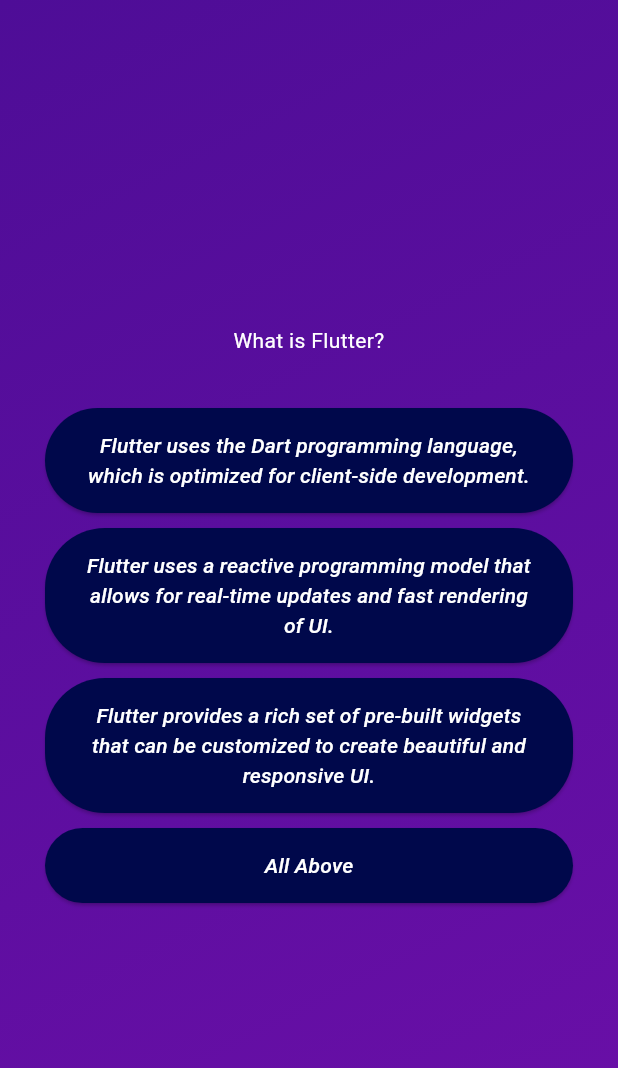
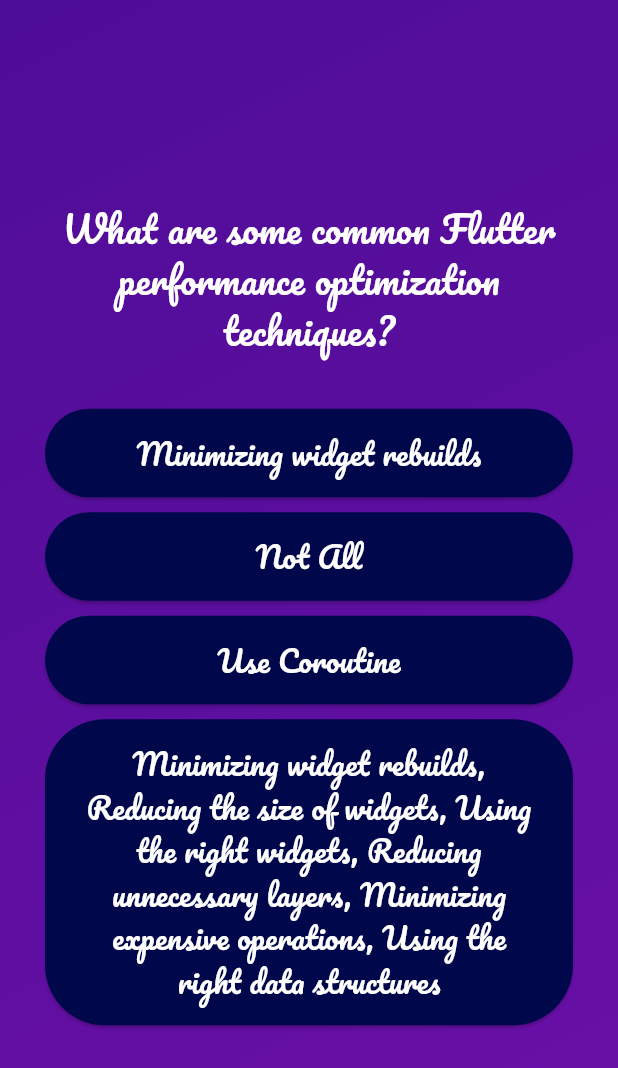
Before and after one commit to DineshkRaja/quiz_app_flutter, a Flutter app: the screen it shows after launch, after a tap on "Start Quiz", after a tap on "Flutter uses the Dart programming langua", on a phone screen of 412 x 824 dp. Shown: the top 1068 px of the screen. Run offline on Flutter 3.47's test engine with Material 3 defaults, Android fonts, the phone set to English and light mode, and no system bars; our stand-ins replace google_fonts; missing offline and left inert: dart:ffi.

Commit message:
Result and Summary screens are added.

```diff
--- a/lib/customWidgets/answer_button.dart
+++ b/lib/customWidgets/answer_button.dart
@@ -1,4 +1,5 @@
 import 'package:flutter/material.dart';
+import 'package:google_fonts/google_fonts.dart';
 
 class AnswerButton extends StatelessWidget {
   const AnswerButton({
@@ -26,7 +27,10 @@ class AnswerButton extends StatelessWidget {
             child: Text(
               answerText,
               textAlign: TextAlign.center,
-              style: const TextStyle(fontStyle: FontStyle.italic),
+              style: GoogleFonts.pacifico(
+                  color: Colors.white,
+                  fontSize: 20,
+                  fontWeight: FontWeight.normal),
             )));
   }
 }
--- a/lib/data/questions.dart
+++ b/lib/data/questions.dart
@@ -2,28 +2,31 @@ import 'package:sample_flutter/models/quiz_questions.dart';
 
 const questions = [
   QuizQuestions('What is Flutter?', [
+    'All',
     'Flutter uses the Dart programming language, which is optimized for client-side development.',
     'Flutter uses a reactive programming model that allows for real-time updates and fast rendering of UI.',
-    'Flutter provides a rich set of pre-built widgets that can be customized to create beautiful and responsive UI.',
-    'All Above'
+    'Flutter provides a rich set of pre-built widgets that can be customized to create beautiful and responsive UI.'
   ]),
-  QuizQuestions('What are some common Flutter performance optimization techniques?', [
+  QuizQuestions(
+      'What are some common Flutter performance optimization techniques?', [
+    'Minimizing widget rebuilds, Reducing the size of widgets, Using the right widgets, Reducing unnecessary layers, Minimizing expensive operations, Using the right data structures',
     'Minimizing widget rebuilds',
-    'Minimizing widget rebuilds, Reducing the size of widgets, Using the right widgets, Reducing unnecessary layers, Minimizing expensive operations, Using the right data structures',
     'Use Coroutine',
-    'None Above All'
+    'Not All'
   ]),
-  QuizQuestions('What is the difference between StatelessWidget and StatefulWidget in Flutter?', [
-    'StatelessWidget is a widget has Jetpack Compose & StatefulWidget is a widget Swift UI',
-    'StatefulWidget is a widget that does not have any mutable state',
-    'StatelessWidget is a widget that does not have any mutable state & StatefulWidget is a widget that has a mutable state',
-    'None Above All'
-  ]),
-  QuizQuestions('How are Flutter UIs built?', [
-    'StatelessWidget is a widget has Jetpack Compose & StatefulWidget is a widget Swift UI',
-    'StatefulWidget is a widget that does not have any mutable state',
-    'StatelessWidget is a widget that does not have any mutable state & StatefulWidget is a widget that has a mutable state',
-    'None Above All'
+  QuizQuestions(
+      'What is the difference between StatelessWidget and StatefulWidget in Flutter?',
+      [
+        'StatelessWidget is a widget that does not have any mutable state & StatefulWidget is a widget that has a mutable state',
+        'StatelessWidget is a widget has Jetpack Compose & StatefulWidget is a widget Swift UI',
+        'StatefulWidget is a widget that does not have any mutable state',
+        'Not All'
+      ]),
+  QuizQuestions('Is Flutter Open Source or not?', [
+    'Yes, Flutter is an open-source mobile application development framework developed by Google.',
+    'Yes, Flutter is an open-source mobile application development framework developed by Microsoft',
+    'No, Flutter is an not open-source mobile application development framework developed by Google',
+    'Not All'
   ]),
   QuizQuestions(
     'What are the main building blocks of Flutter UIs?',
--- a/lib/models/quiz_questions.dart
+++ b/lib/models/quiz_questions.dart
@@ -2,4 +2,11 @@ class QuizQuestions {
   const QuizQuestions(this.text, this.answers);
   final String text;
   final List<String> answers;
+
+  List<String> getShuffleList(){
+    final shuffleList = List.of(answers);
+    shuffleList.shuffle();
+    return shuffleList;
+  }
+
 }
--- a/lib/questions_screen.dart
+++ b/lib/questions_screen.dart
@@ -1,9 +1,12 @@
 import 'package:flutter/material.dart';
+import 'package:google_fonts/google_fonts.dart';
 import 'customWidgets/answer_button.dart';
 import 'data/questions.dart';
 
 class QuestionsScreen extends StatefulWidget {
-  const QuestionsScreen({super.key});
+  const QuestionsScreen({super.key, required this.onSelectAnswer});
+
+  final void Function(String answer) onSelectAnswer;
 
   @override
   State<QuestionsScreen> createState() {
@@ -12,10 +15,18 @@ class QuestionsScreen extends StatefulWidget {
 }
 
 class _QuestionsScreenState extends State<QuestionsScreen> {
+  var currentQuestionsIndex = 0;
+
+  void answerQuestions(String selectedAnswer) {
+    widget.onSelectAnswer(selectedAnswer);
+    setState(() {
+      currentQuestionsIndex++;
+    });
+  }
+
   @override
   Widget build(BuildContext context) {
-    final currentQuestions = questions[0];
-
+    final currentQuestions = questions[currentQuestionsIndex];
     return SizedBox(
         width: double.infinity,
         child: Container(
@@ -27,11 +38,16 @@ class _QuestionsScreenState extends State<QuestionsScreen> {
                 Text(
                   currentQuestions.text,
                   textAlign: TextAlign.center,
-                  style: const TextStyle(color: Colors.white),
+                  style: GoogleFonts.pacifico(
+                      color: Colors.white,
+                      fontSize: 24,
+                      fontWeight: FontWeight.normal),
                 ),
                 const SizedBox(height: 30),
-                ...currentQuestions.answers.map((answer) {
-                  return AnswerButton(answerText: answer, onTap: () {});
+                ...currentQuestions.getShuffleList().map((answer) {
+                  return AnswerButton(answerText: answer, onTap: () {
+                    answerQuestions(answer);
+                  });
                 })
               ],
             )));
--- a/lib/quiz.dart
+++ b/lib/quiz.dart
@@ -1,5 +1,7 @@
 import 'package:flutter/material.dart';
+import 'package:sample_flutter/data/questions.dart';
 import 'package:sample_flutter/questions_screen.dart';
+import 'package:sample_flutter/results_screen.dart';
 import 'package:sample_flutter/start_screen.dart';
 
 class Quiz extends StatefulWidget {
@@ -13,20 +15,33 @@ class Quiz extends StatefulWidget {
 
 class _QuizState extends State<Quiz> {
   Widget? activeScreen;
+  List<String> selectedAnswers = [];
 
   @override
   void initState() {
     activeScreen = StartScreen(switchScreens);
     super.initState();
   }
+
   @override
   void dispose() {
     super.dispose();
   }
+
   void switchScreens() {
     setState(() {
-      activeScreen = const QuestionsScreen();
+      activeScreen = QuestionsScreen(onSelectAnswer: chooseAnswer);
     });
+  }
+
+  void chooseAnswer(String answer) {
+    selectedAnswers.add(answer);
+    if (selectedAnswers.length == questions.length) {
+      setState(() {
+        activeScreen = ResultsScreen(chosenAnswers: selectedAnswers);
+        //selectedAnswers = [];
+      });
+    }
   }
 
   @override
--- a/lib/start_screen.dart
+++ b/lib/start_screen.dart
@@ -1,4 +1,5 @@
 import 'package:flutter/material.dart';
+import 'package:google_fonts/google_fonts.dart';
 
 class StartScreen extends StatelessWidget {
   const StartScreen(this.startQuiz, {super.key});
@@ -21,17 +22,24 @@ class StartScreen extends StatelessWidget {
             child: Image.asset('assets/images/quiz-logo.png', width: 300),
           ),*/
           const SizedBox(height: 50),
-          const Text(
+          Text(
             "Learn The Flutter!!!",
-            style: TextStyle(color: Colors.white, fontSize: 24),
+            textAlign: TextAlign.center,
+            style: GoogleFonts.pacifico(
+                color: Colors.white,
+                fontSize: 24,
+                fontWeight: FontWeight.normal),
           ),
           const SizedBox(height: 30),
           OutlinedButton.icon(
             onPressed: startQuiz,
             style: OutlinedButton.styleFrom(foregroundColor: Colors.white),
             icon: const Icon(Icons.arrow_right),
-            label: const Text(
+            label: Text(
               "Start Quiz",
+              textAlign: TextAlign.center,
+              style: GoogleFonts.pacifico(
+                  color: Colors.white, fontWeight: FontWeight.normal),
             ),
           )
         ],
--- a/pubspec.yaml
+++ b/pubspec.yaml
@@ -35,6 +35,7 @@ dependencies:
   # The following adds the Cupertino Icons font to your application.
   # Use with the CupertinoIcons class for iOS style icons.
   cupertino_icons: ^1.0.2
+  google_fonts: ^6.1.0
 
 dev_dependencies:
   flutter_test:
```
Also changed, not shown: lib/question_summary.dart (added, +79 -0 lines), lib/results_screen.dart (added, +59 -0 lines), pubspec.lock, 1 other file.
